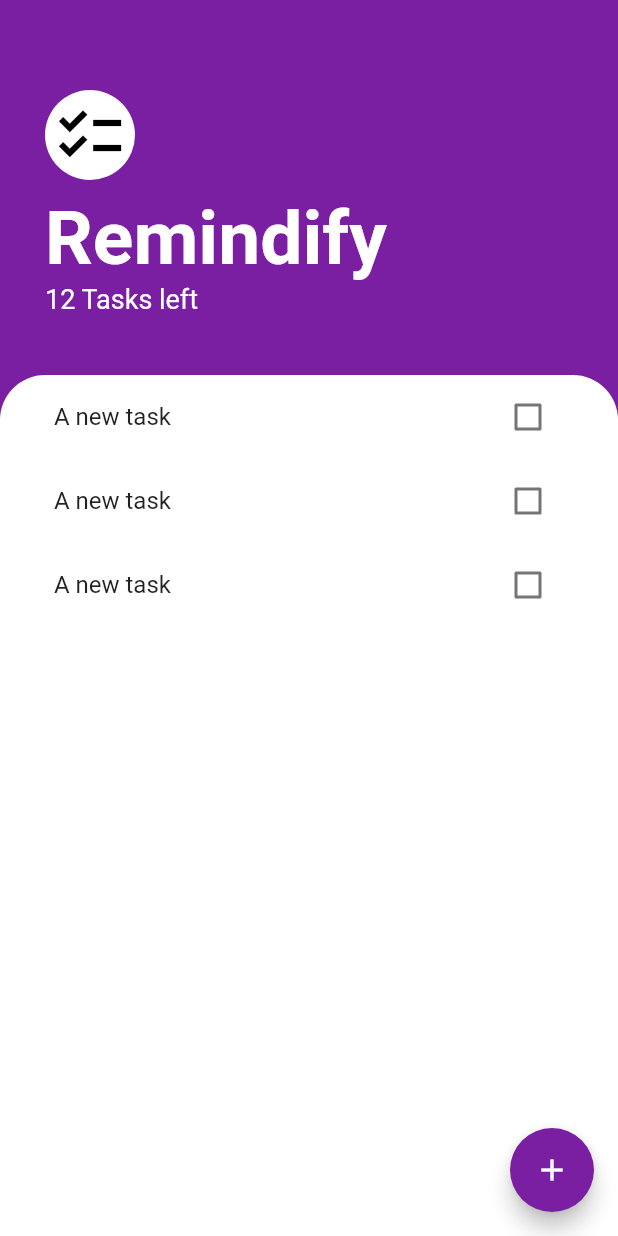
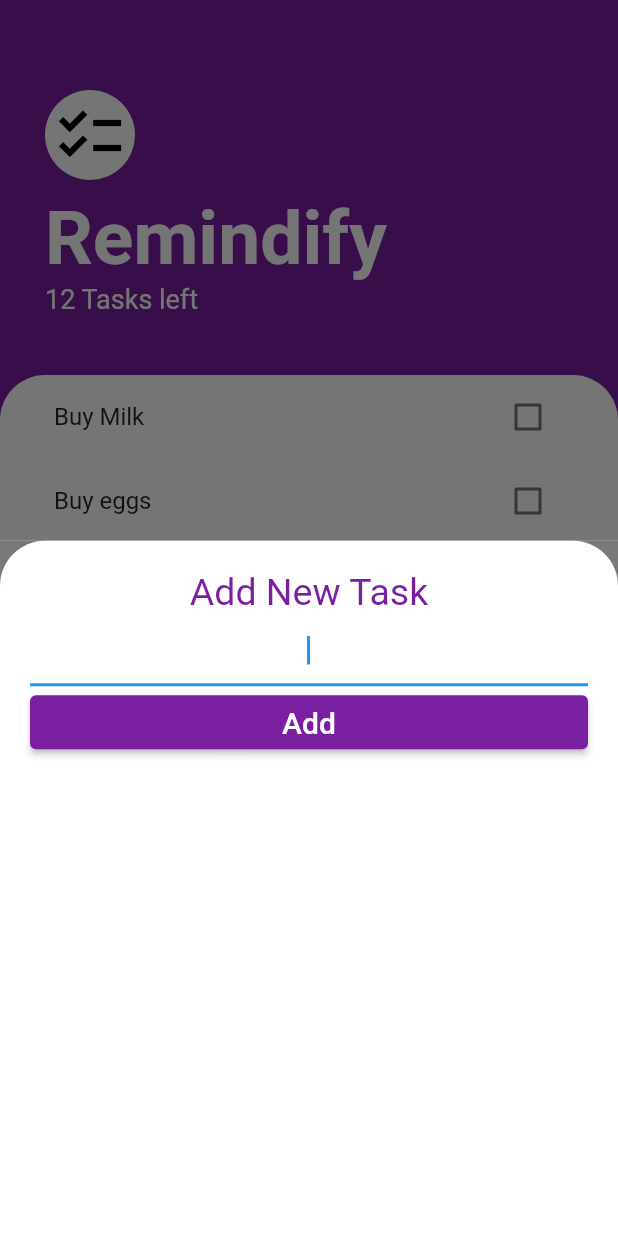
Before and after one commit to Hashiniwelagedara/To-Do-App, a Flutter app: the screen it shows after launch, after a tap on the "add" icon, on a phone screen of 412 x 824 dp. Run offline on Flutter 3.47's test engine with Material 2 defaults, Android fonts, the phone set to English and light mode, and no system bars.

Commit message:
add check box function

```diff
--- a/lib/methods/TaskTile.dart
+++ b/lib/methods/TaskTile.dart
@@ -1,18 +1,36 @@
 import 'package:flutter/material.dart';
 
 class TaskTile extends StatelessWidget {
-  const TaskTile({
-    super.key,
-  });
+
+  final bool? isChecked ;
+  final String? taskTitle;
+
+  TaskTile({this.isChecked, this.taskTitle});
 
   @override
   Widget build(BuildContext context) {
     return ListTile(
-      title: Text('A new task'),
-      trailing: Checkbox(
-        value: false,
-        onChanged: (bool? value) {},
+      title: Text(
+       taskTitle!,
+        style: TextStyle(
+            decoration: isChecked! ? TextDecoration.lineThrough : null),
       ),
-    );
+      trailing:Checkbox (
+        onChanged: (value) {
+
+        },
+      activeColor: Colors.purple[700],
+      value: isChecked,
+
+      // onChanged: toggleCheckboxState,
+    ),
+          );
+
   }
 }
+
+// (bool? checkboxState) {
+//             setState(() {
+//               isChecked = checkboxState!;
+//             });
+//           }
--- a/lib/methods/TasksList.dart
+++ b/lib/methods/TasksList.dart
@@ -1,19 +1,40 @@
 import 'package:flutter/material.dart';
 
+import '../models/task.dart';
 import 'TaskTile.dart';
 
-class TasksList extends StatelessWidget {
+class TasksList extends StatefulWidget {
   const TasksList({
     super.key,
   });
 
   @override
+  State<TasksList> createState() => _TasksListState();
+}
+
+List<Task> tasks = [
+  Task(name: 'Buy Milk'),
+  Task(name: 'Buy eggs'),
+  Task(name: 'Buy choco'),
+];
+
+class _TasksListState extends State<TasksList> {
+  @override
   Widget build(BuildContext context) {
     return ListView(
       children: [
-        TaskTile(),
-        TaskTile(),
-        TaskTile(),
+        TaskTile(
+          taskTitle: tasks[0].name,
+          isChecked: tasks[0].isDone,
+        ),
+        TaskTile(
+          taskTitle: tasks[1].name,
+          isChecked: tasks[1].isDone,
+        ),
+        TaskTile(
+          taskTitle: tasks[2].name,
+          isChecked: tasks[2].isDone,
+        ),
       ],
     );
   }
--- /dev/null
+++ b/lib/models/task.dart
@@ -0,0 +1,13 @@
+
+
+class Task {
+   final String name;
+   bool isDone;
+
+Task ({required this.name, this.isDone = false});
+
+void toggleDone (){
+  isDone = !isDone;
+}
+
+}
--- /dev/null
+++ b/lib/screens/AddTaskScreen.dart
@@ -0,0 +1,51 @@
+import 'package:flutter/material.dart';
+
+class AddTaskScreen extends StatelessWidget {
+  const AddTaskScreen({super.key});
+
+  @override
+  Widget build(BuildContext context) {
+    return Container(
+      color: Color.fromARGB(255, 122, 120, 120),
+      child: Container(
+        padding: EdgeInsets.all(20.0),
+        decoration: BoxDecoration(
+            color: Colors.white,
+            borderRadius: BorderRadius.only(
+              topLeft: Radius.circular(30.0),
+              topRight: Radius.circular(30.0),
+            )),
+        child: Column(
+          crossAxisAlignment: CrossAxisAlignment.stretch,
+          children: [
+            Text(
+              'Add New Task',
+              textAlign: TextAlign.center,
+              style: TextStyle(
+                fontSize: 25.0,
+                color: Colors.purple[700],
+              ),
+            ),
+            TextField(
+              autofocus: true,
+              textAlign: TextAlign.center,
+            ),
+            ElevatedButton(
+                onPressed: () {},
+                style: ElevatedButton.styleFrom(
+                  primary:
+                      Colors.purple[700], // Set the background color to purple
+                ),
+                child: Text(
+                  'Add',
+                  style: TextStyle(
+                    color: Colors.white,
+                    fontSize: 20.0,
+                  ),
+                ))
+          ],
+        ),
+      ),
+    );
+  }
+}
--- a/lib/screens/HomeScreen.dart
+++ b/lib/screens/HomeScreen.dart
@@ -1,8 +1,12 @@
 import 'package:flutter/material.dart';
-
+import '../screens/AddTaskScreen.dart';
 import '../methods/TasksList.dart';
 
 class HomeScreen extends StatelessWidget {
+  Widget buildBottomSheet(BuildContext context) {
+   return AddTaskScreen();
+  }
+
   const HomeScreen({super.key});
 
   @override
@@ -11,7 +15,9 @@ class HomeScreen extends StatelessWidget {
       backgroundColor: Colors.purple[700],
       floatingActionButton: FloatingActionButton(
         backgroundColor: Colors.purple[700],
-        onPressed: () {},
+        onPressed: () {
+          showModalBottomSheet(context: context, builder: buildBottomSheet);
+        },
         child: Icon(Icons.add),
       ),
       body: Column(
```
